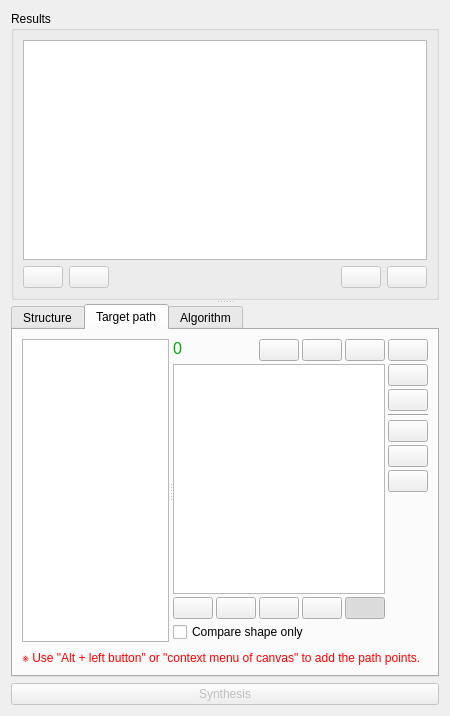
First picture: the form in pyslvs_ui/synthesis/dimensional_synthesis/dimension_widget.ui, repository KmolYuan/Pyslvs-UI, before the edit.
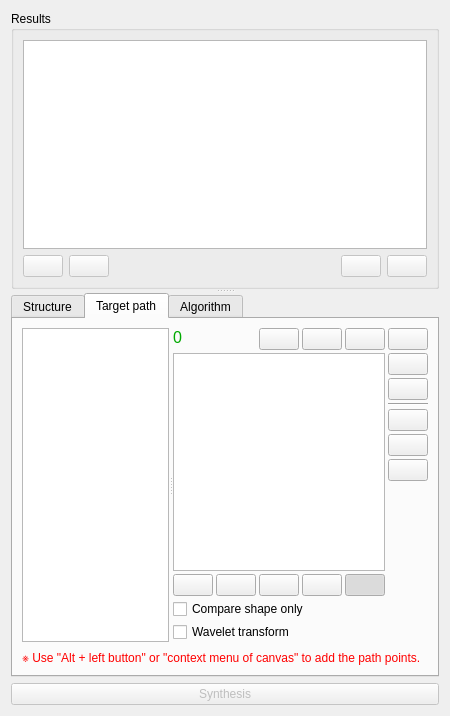
Second picture: the form after the edit. The open tabs and pages were chosen to show the change. Icons and pictures are not drawn.

Commit message: Add wavelet GUI option.

What changed in the file:
```diff
--- a/pyslvs_ui/synthesis/dimensional_synthesis/dimension_widget.ui
+++ b/pyslvs_ui/synthesis/dimensional_synthesis/dimension_widget.ui
@@ -436,6 +436,13 @@
                   </property>
                  </widget>
                 </item>
+                <item>
+                 <widget class="QCheckBox" name="wavelet_mode_option">
+                  <property name="text">
+                   <string>Wavelet transform</string>
+                  </property>
+                 </widget>
+                </item>
                </layout>
               </item>
               <item>
```
The commit also changes 2 other files.
